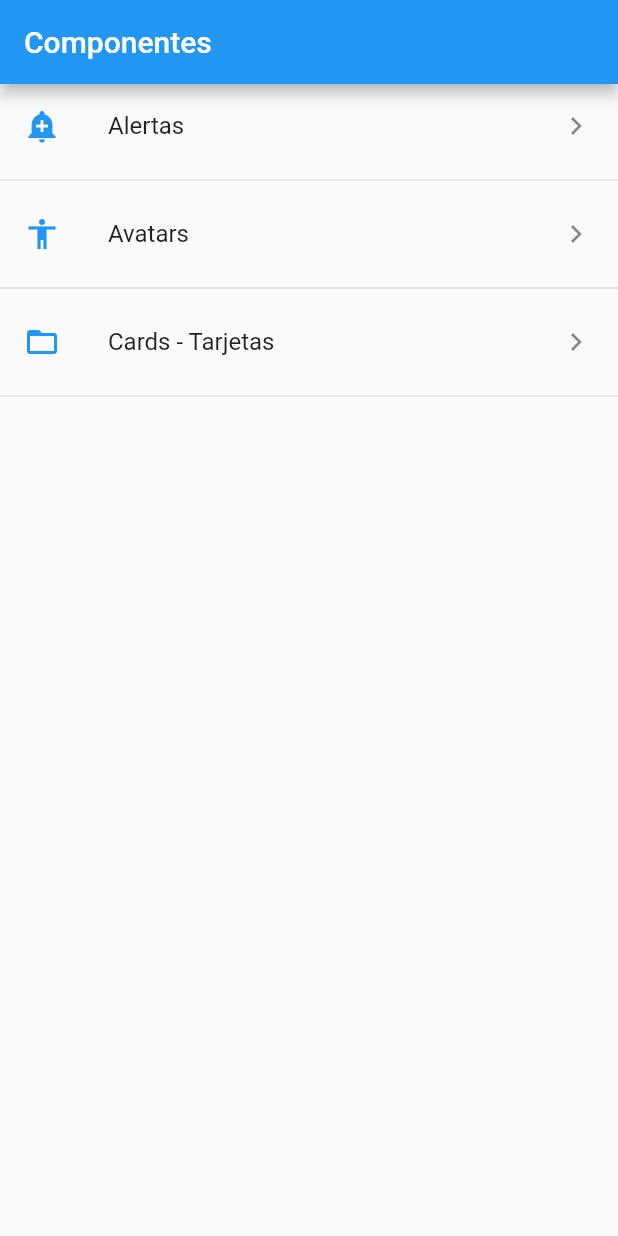
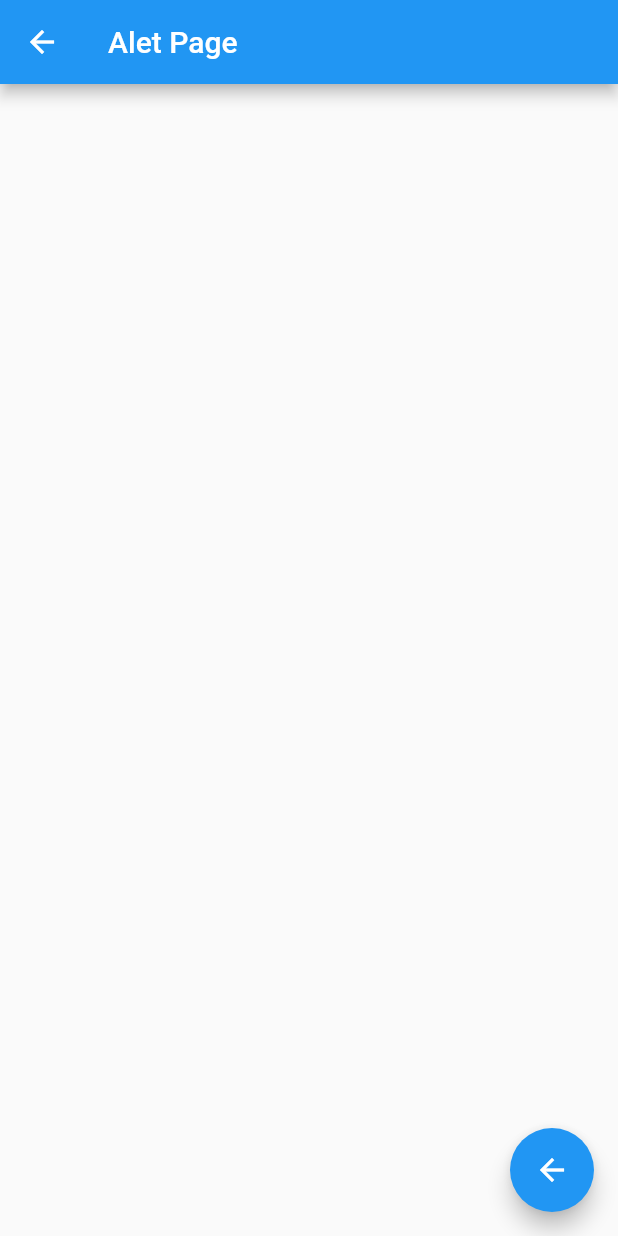
Before and after one commit to edgon85/Componentes---Flutter, a Flutter app: the screen it shows after launch, after a tap on "Alertas", on a phone screen of 412 x 824 dp. Run offline on Flutter 3.47's test engine with Material 2 defaults, Android fonts, the phone set to English and light mode, and no system bars.

Commit message:
Navegar a una nueva pantalla en flutter

```diff
--- a/lib/src/home_page.dart
+++ b/lib/src/home_page.dart
@@ -1,3 +1,4 @@
+import 'package:componentes/src/pages/alert_page.dart';
 import 'package:flutter/material.dart';
 
 import 'package:componentes/src/providers/menu_provider.dart';
@@ -25,20 +26,23 @@ Widget _list() {
       print('builder ${snapshot.data}');
 
       return ListView(
-        children: _listItems( snapshot.data ),
+        children: _listItems( snapshot.data, context ),
       );
     },
   );
 }
 
-List<Widget> _listItems(List<dynamic> data) {
+List<Widget> _listItems(List<dynamic> data, BuildContext context) {
  final List<Widget> options = [];
  data.forEach((opt){
    final widgetTemp = ListTile(
      title: Text(opt['text']),
      leading: getIcon(opt['icon']),
      trailing: Icon(Icons.keyboard_arrow_right),
-     onTap: (){},
+     onTap: (){
+       final route = MaterialPageRoute(builder: (context) => AlertPage());
+       Navigator.push(context,route );
+     },
    );
 
    options..add(widgetTemp)..add(Divider());
--- /dev/null
+++ b/lib/src/pages/alert_page.dart
@@ -0,0 +1,18 @@
+import 'package:flutter/material.dart';
+
+class AlertPage extends StatelessWidget {
+  @override
+  Widget build(BuildContext context) {
+    return Scaffold(
+      appBar: AppBar(
+        title: Text('Alet Page'),
+      ),
+      floatingActionButton: FloatingActionButton(
+        onPressed: (){
+          Navigator.pop(context);
+        },
+        child: Icon(Icons.arrow_back),
+      ),
+    );
+  }
+}
--- /dev/null
+++ b/lib/src/pages/avatar_page.dart
@@ -0,0 +1,12 @@
+import 'package:flutter/material.dart';
+
+class AlertPage extends StatelessWidget {
+  @override
+  Widget build(BuildContext context) {
+    return Scaffold(
+      appBar: AppBar(
+        title: Text('Avatar Page'),
+      ),
+    );
+  }
+}
```
